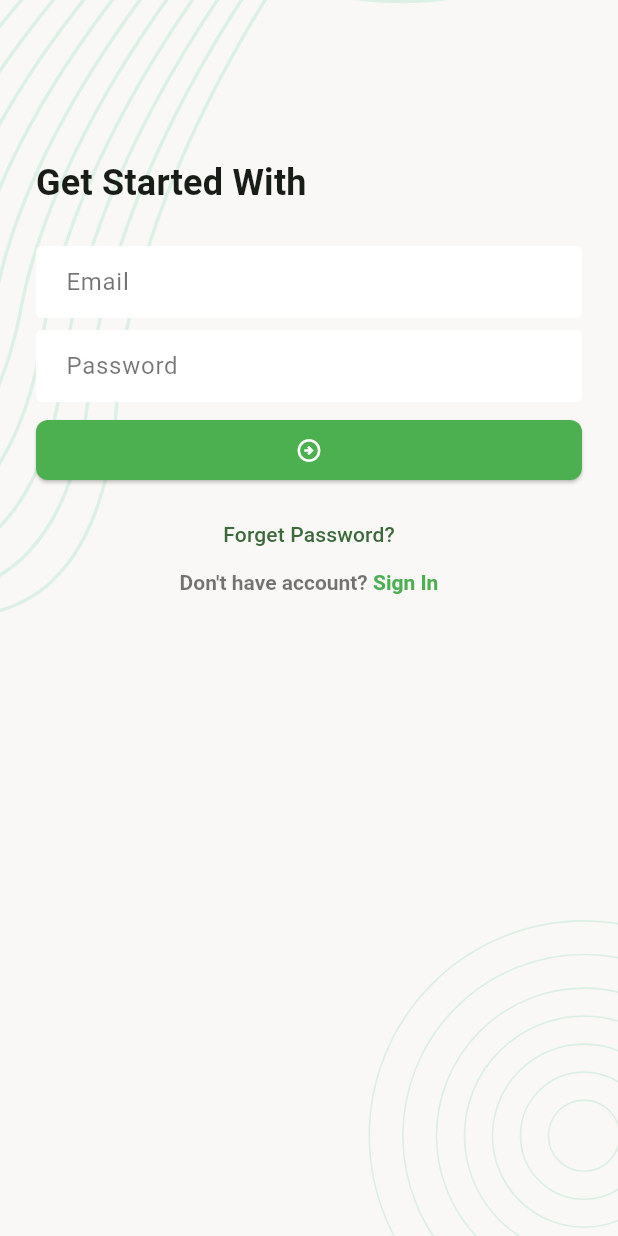
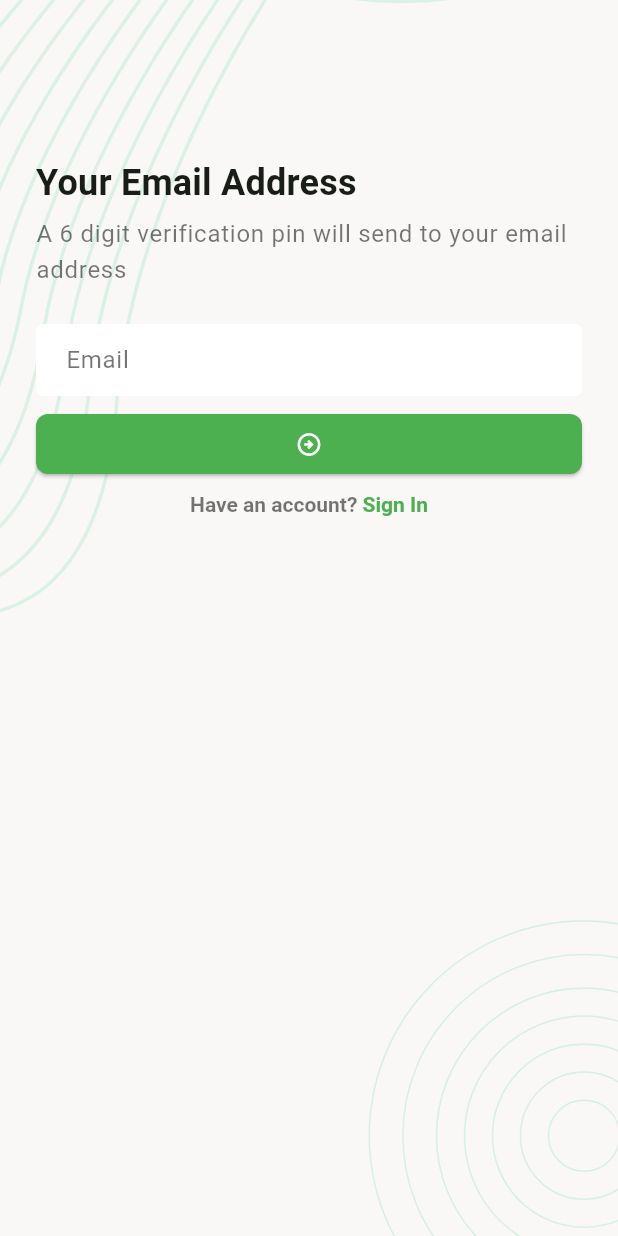
Before and after one commit to taherashraf/task_management_ui, a Flutter app: the screen it shows after launch, after a tap on "Forget Password?", on a phone screen of 412 x 824 dp. Run offline on Flutter 3.47's test engine with Material 3 defaults, Android fonts, the phone set to English and light mode, and no system bars; our stand-ins replace flutter_svg, pin_code_fields.

Commit message:
Auth form Ui design

```diff
--- a/lib/app.dart
+++ b/lib/app.dart
@@ -12,6 +12,7 @@ class _TaskManagerAppState extends State<TaskManagerApp> {
   @override
   Widget build(BuildContext context) {
     return MaterialApp(
+      debugShowCheckedModeBanner: false,
       theme: ThemeData(
         colorSchemeSeed: Colors.green,
         inputDecorationTheme: InputDecorationTheme(
--- /dev/null
+++ b/lib/ui/screens/forgot_password_verify_screen.dart
@@ -0,0 +1,111 @@
+import 'package:flutter/gestures.dart';
+import 'package:flutter/material.dart';
+import 'package:task_management_ui/ui/screens/forgot_password_pin_verification_screen.dart';
+import 'package:task_management_ui/ui/widgets/screen_background.dart';
+
+class ForgotPasswordVerifyEmailScreen extends StatefulWidget {
+  const ForgotPasswordVerifyEmailScreen({super.key});
+
+  @override
+  State<ForgotPasswordVerifyEmailScreen> createState() =>
+      _ForgotPasswordVerifyEmailScreenState();
+}
+
+class _ForgotPasswordVerifyEmailScreenState
+    extends State<ForgotPasswordVerifyEmailScreen> {
+  final TextEditingController _emailTEditingController =
+      TextEditingController();
+
+  final GlobalKey<FormState> _formKey = GlobalKey<FormState>();
+
+  @override
+  Widget build(BuildContext context) {
+    return Scaffold(
+      body: ScreenBackground(
+        child: Padding(
+          padding: const EdgeInsets.all(24),
+          child: Form(
+            key: _formKey,
+            child: Column(
+              crossAxisAlignment: CrossAxisAlignment.start,
+              children: [
+                SizedBox(height: 80),
+                Text(
+                  'Your Email Address',
+                  style: Theme.of(context).textTheme.titleMedium,
+                ),
+                const SizedBox(height: 4),
+                Text(
+                  'A 6 digit verification pin will send to your email address',
+                  style: Theme.of(
+                    context,
+                  ).textTheme.bodyLarge?.copyWith(color: Colors.black54),
+                ),
+
+                const SizedBox(height: 24),
+                TextFormField(
+                  keyboardType: TextInputType.emailAddress,
+                  controller: _emailTEditingController,
+                  decoration: InputDecoration(hintText: 'Email'),
+                ),
+
+                const SizedBox(height: 8),
+
+                ElevatedButton(
+                  onPressed: _onTapSubmitButton,
+                  child: Icon(Icons.arrow_circle_right_outlined),
+                ),
+                const SizedBox(height: 8),
+                Center(
+                  child: RichText(
+                    text: TextSpan(
+                      style: TextStyle(
+                        color: Colors.black54,
+                        fontWeight: FontWeight.w600,
+                      ),
+                      children: [
+                        TextSpan(text: "Have an account? "),
+                        TextSpan(
+                          text: "Sign In",
+                          style: TextStyle(
+                            color: Colors.green,
+                            fontWeight: FontWeight.bold,
+                          ),
+                          recognizer:
+                              TapGestureRecognizer()
+                                ..onTap =
+                                    _onTapSignInButton, // cascade operation double
+                        ),
+                      ],
+                    ),
+                  ),
+                ),
+              ],
+            ),
+          ),
+        ),
+      ),
+    );
+  }
+
+  void _onTapSubmitButton() {
+    Navigator.push(
+      context,
+      MaterialPageRoute(
+        builder: (context) => const ForgotPasswordPinVerificationScreen(),
+      ),
+    );
+  }
+
+  void _onTapForgotPasswordButton() {}
+
+  void _onTapSignInButton() {
+    Navigator.pop(context);
+  }
+
+  @override
+  void dispose() {
+    _emailTEditingController.dispose();
+    super.dispose();
+  }
+}
--- a/lib/ui/screens/login_screen.dart
+++ b/lib/ui/screens/login_screen.dart
@@ -1,5 +1,7 @@
 import 'package:flutter/gestures.dart';
 import 'package:flutter/material.dart';
+import 'package:task_management_ui/ui/screens/forgot_password_verify_screen.dart';
+import 'package:task_management_ui/ui/screens/register_screen.dart';
 import 'package:task_management_ui/ui/widgets/screen_background.dart';
 
 class LoginScreen extends StatefulWidget {
@@ -10,12 +12,22 @@ class LoginScreen extends StatefulWidget {
 }
 
 class _LoginScreenState extends State<LoginScreen> {
+  bool _isObscure = true;
+  final TextEditingController _emailTEditingController =
+      TextEditingController();
+  final TextEditingController _passwordTEditingController =
+      TextEditingController();
+
+  final GlobalKey<FormState> _formKey = GlobalKey<FormState>();
+
   @override
   Widget build(BuildContext context) {
     return Scaffold(
       body: ScreenBackground(
         child: Padding(
           padding: const EdgeInsets.all(24),
+          child: Form(
+            key: _formKey,
             child: Column(
               crossAxisAlignment: CrossAxisAlignment.start,
               children: [
@@ -25,13 +37,35 @@ class _LoginScreenState extends State<LoginScreen> {
                   style: Theme.of(context).textTheme.titleMedium,
                 ),
                 const SizedBox(height: 24),
-              TextFormField(decoration: InputDecoration(hintText: 'Email')),
+                TextFormField(
+                  textInputAction: TextInputAction.next,
+                  keyboardType: TextInputType.emailAddress,
+                  controller: _emailTEditingController,
+                  decoration: InputDecoration(hintText: 'Email'),
+                ),
                 const SizedBox(height: 8),
-              TextFormField(decoration: InputDecoration(hintText: 'Password')),
+                TextFormField(
+                  obscureText: _isObscure,
+                  controller: _passwordTEditingController,
+                  decoration: InputDecoration(
+                    suffixIcon: IconButton(
+                      onPressed: () {
+                        setState(() {
+                          _isObscure = !_isObscure;
+                        });
+                      },
+                      icon: Icon(
+                        _isObscure ? Icons.visibility_off : Icons.visibility,
+                      ),
+                      color: Colors.grey,
+                    ),
+                    hintText: 'Password',
+                  ),
+                ),
                 const SizedBox(height: 8),
 
                 ElevatedButton(
-                onPressed: () {},
+                  onPressed: _onTapSubmitButton,
                   child: Icon(Icons.arrow_circle_right_outlined),
                 ),
                 const SizedBox(height: 8),
@@ -51,12 +85,15 @@ class _LoginScreenState extends State<LoginScreen> {
                           children: [
                             TextSpan(text: "Don't have account? "),
                             TextSpan(
-                            text: "Sign In",
+                              text: "Sign Up",
                               style: TextStyle(
                                 color: Colors.green,
                                 fontWeight: FontWeight.bold,
                               ),
-                            recognizer: TapGestureRecognizer()..onTap = _onTapSignInButton, // cascade operation double
+                              recognizer:
+                                  TapGestureRecognizer()
+                                    ..onTap =
+                                        _onTapSignUpButton, // cascade operation double
                             ),
                           ],
                         ),
@@ -68,13 +105,32 @@ class _LoginScreenState extends State<LoginScreen> {
             ),
           ),
         ),
+      ),
     );
   }
-  void _onTapForgotPasswordButton () {
 
+  void _onTapSubmitButton() {}
+
+  void _onTapForgotPasswordButton() {
+    Navigator.push(
+      context,
+      MaterialPageRoute(
+        builder: (context) => const ForgotPasswordVerifyEmailScreen(),
+      ),
+    );
   }
 
-  void _onTapSignInButton () {
+  void _onTapSignUpButton() {
+    Navigator.push(
+      context,
+      MaterialPageRoute(builder: (context) => RegisterScreen()),
+    );
+  }
 
+  @override
+  void dispose() {
+    _emailTEditingController.dispose();
+    _passwordTEditingController.dispose();
+    super.dispose();
   }
 }
--- a/lib/ui/screens/splash_screen.dart
+++ b/lib/ui/screens/splash_screen.dart
@@ -30,7 +30,7 @@ class _SplashScreenState extends State<SplashScreen> {
   Widget build(BuildContext context) {
     return Scaffold(
       body: ScreenBackground(
-        child: Center(child: SvgPicture.asset(AssetsPath.logoSvg, width: 120),),
+        child: Center(child: SvgPicture.asset(AssetsPath.logoSvg, width: 120)),
       ),
     );
   }
--- a/pubspec.yaml
+++ b/pubspec.yaml
@@ -35,6 +35,7 @@ dependencies:
   # Use with the CupertinoIcons class for iOS style icons.
   cupertino_icons: ^1.0.8
   flutter_svg: ^2.0.17
+  pin_code_fields: ^8.0.1
 
 dev_dependencies:
   flutter_test:
```
Also changed, not shown: lib/ui/screens/forgot_password_pin_verification_screen.dart (added, +131 -0 lines), lib/ui/screens/register_screen.dart (added, +129 -0 lines), lib/ui/screens/reset_password_screen.dart (added, +148 -0 lines), pubspec.lock. Lines whose indentation alone changed are shown as unchanged.
